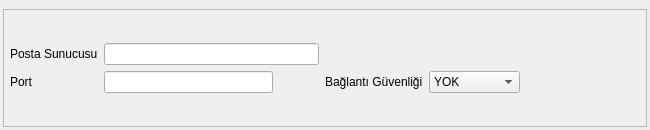
Old version of the form YONETIM/posta_sunucusu_formu.ui in the repository adakteknoloji/FRAMEWORK.
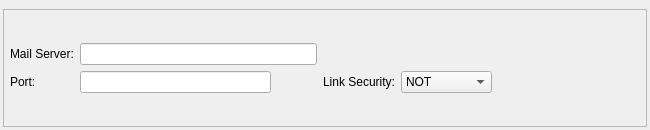
New version of the form.

Commit message: Posta sunucusu formu çevirisi tamamlandı

What changed in the file:
```diff
--- a/YONETIM/posta_sunucusu_formu.ui
+++ b/YONETIM/posta_sunucusu_formu.ui
@@ -71,7 +71,7 @@
            </sizepolicy>
           </property>
           <property name="text">
-           <string>Posta Sunucusu</string>
+           <string>Mail Server:</string>
           </property>
          </widget>
         </item>
@@ -91,7 +91,7 @@
            </sizepolicy>
           </property>
           <property name="text">
-           <string>Port</string>
+           <string>Port:</string>
           </property>
          </widget>
         </item>
@@ -107,7 +107,7 @@
            </sizepolicy>
           </property>
           <property name="text">
-           <string>Bağlantı Güvenliği</string>
+           <string>Link Security:</string>
           </property>
          </widget>
         </item>
@@ -121,7 +121,7 @@
           </property>
           <item>
            <property name="text">
-            <string>YOK</string>
+            <string>NOT</string>
            </property>
           </item>
           <item>
```
Left out of the diff: 2 changed lines with no effect on the pictures. The commit also changes 1 other file.
